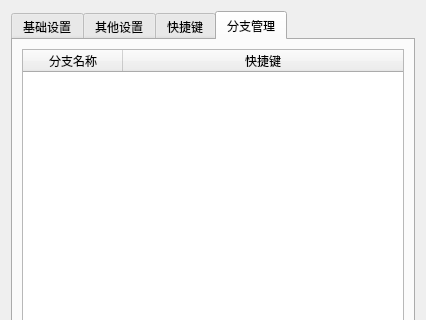
This is 窗体/setting.ui in FsterThanLight/automatic_clicker_2 as Qt 5 draws it before an edit; both pictures show x 0 to 426 and y 0 to 320 of the 426 by 604 pixel window. The edited form follows.
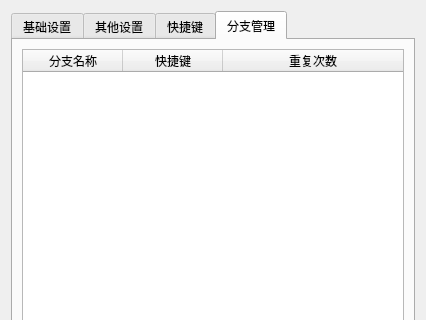
This is the edited form. Icons and pictures are not drawn.

Commit message: 2024年6月26日23:16:32 修复导出错误、分支重复次数可分开设置

Diff of the .ui file:
```diff
--- a/窗体/setting.ui
+++ b/窗体/setting.ui
@@ -655,6 +655,14 @@
            <set>AlignCenter</set>
           </property>
          </column>
+         <column>
+          <property name="text">
+           <string>重复次数</string>
+          </property>
+          <property name="textAlignment">
+           <set>AlignCenter</set>
+          </property>
+         </column>
         </widget>
        </item>
        <item row="1" column="0">
```
The commit also changes 12 other files.
